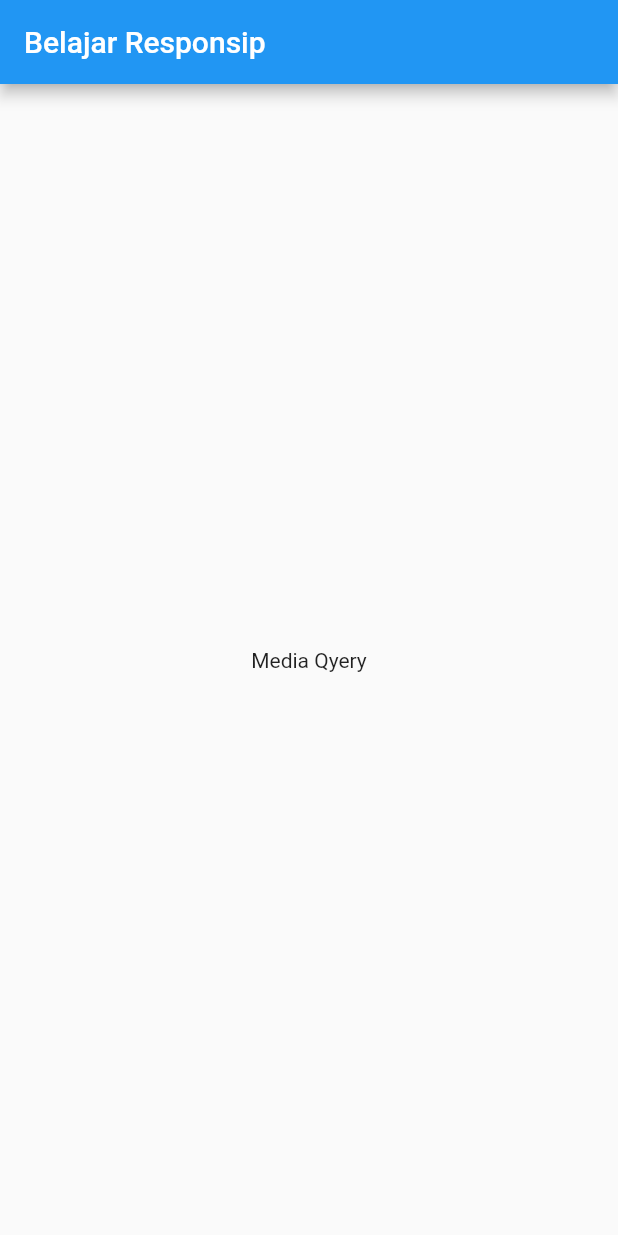
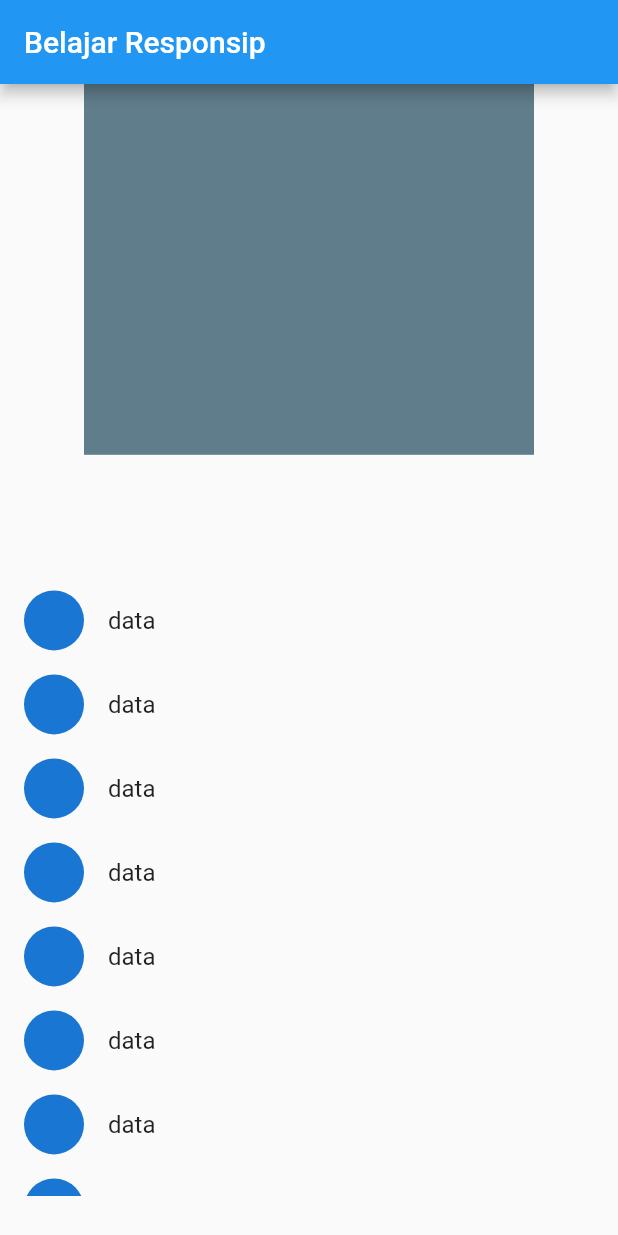
Before and after one commit to Adiaksa31/tugas_Responsive, a Flutter app: the screen it shows after launch, on a phone screen of 412 x 824 dp. Run offline on Flutter 3.47's test engine with Material 2 defaults, Android fonts, the light colour scheme and no system bars.

Commit message:
Menerapkan media query pada apk

```diff
--- a/lib/main.dart
+++ b/lib/main.dart
@@ -35,11 +35,69 @@
 class _MyHomePageState extends State<MyHomePage> {
   @override
   Widget build(BuildContext context) {
+    final MediaQueryHeight = MediaQuery.of(context).size.height;
+    final MediaQueryWidth = MediaQuery.of(context).size.width;
+    final myAppBar = AppBar(
+      title: Text("Belajar Responsip"),
+    );
+
+    final bodyHeight = MediaQueryHeight -
+        myAppBar.preferredSize.height -
+        MediaQuery.of(context).padding.top;
+
+    final bool islandscape =
+        MediaQuery.of(context).orientation == Orientation.landscape;
     return Scaffold(
-      appBar: AppBar(
-        title: Text("Belajar Responsip"),
-      ),
-      body: Center(child: Text("Media Qyery")),
-    );
+        appBar: myAppBar,
+        body: Center(
+          child: (islandscape)
+              ? Column(
+                  children: [
+                    Container(
+                      height: MediaQueryHeight * 0.4,
+                      width: MediaQueryWidth,
+                      color: Colors.blueGrey,
+                    ),
+                    Container(
+                      height: MediaQueryHeight * 0.4,
+                      child: GridView.builder(
+                        gridDelegate: SliverGridDelegateWithFixedCrossAxisCount(
+                            crossAxisCount: 5),
+                        itemCount: 100,
+                        itemBuilder: (BuildContext context, int index) {
+                          return GridTile(
+                              child: Container(
+                            color: Colors.black,
+                          ));
+                        },
+                      ),
+                    ),
+                  ],
+                )
+              : Column(
+                  children: [
+                    Container(
+                      height: MediaQueryHeight * 0.3,
+                      width: 300,
+                      color: Colors.blueGrey,
+                    ),
+                    SizedBox(
+                      height: MediaQueryHeight * 0.1,
+                    ),
+                    Container(
+                      height: MediaQueryHeight * 0.5,
+                      child: ListView.builder(
+                        itemCount: 100,
+                        itemBuilder: (BuildContext context, int index) {
+                          return ListTile(
+                            leading: CircleAvatar(),
+                            title: Text("data"),
+                          );
+                        },
+                      ),
+                    ),
+                  ],
+                ),
+        ));
   }
 }
```
